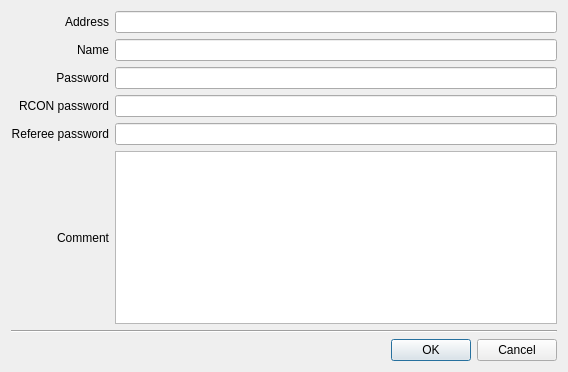
This is src/server_options_dialog.ui in navrocky/urtconnector as Qt 5 draws it before an edit. The edited form follows.
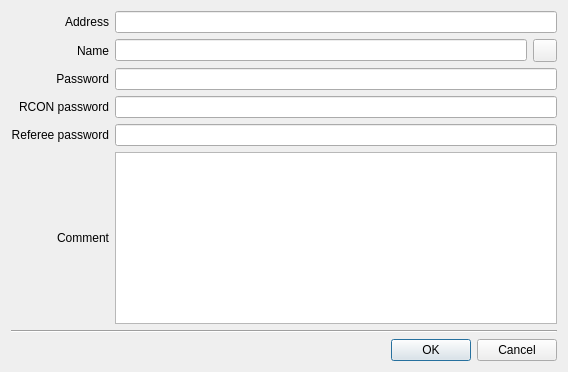
This is the edited form. Icons and pictures are not drawn.

Commit message: Added ability to omit a default port 27960 in address. Added "Update name" button to favorite edit dialog. Fixed country detection by host name. Fixed qstat update errors while cancelling. Fixed qstat update bug that mixing info online and offline servers. Fixed server list infos: status and country now have tooltips, correctly show favorite and server names

The edit to the form file:
```diff
--- a/src/server_options_dialog.ui
+++ b/src/server_options_dialog.ui
@@ -19,7 +19,7 @@
   </property>
   <layout class="QVBoxLayout" name="verticalLayout">
    <item>
-    <layout class="QGridLayout" name="gridLayout_2">
+    <layout class="QGridLayout" name="gridLayout">
      <item row="0" column="0">
       <widget class="QLabel" name="label_8">
        <property name="text">
@@ -30,6 +30,9 @@
        </property>
       </widget>
      </item>
+     <item row="0" column="1">
+      <widget class="QLineEdit" name="addressEdit"/>
+     </item>
      <item row="1" column="0">
       <widget class="QLabel" name="label_4">
        <property name="text">
@@ -40,10 +43,38 @@
        </property>
       </widget>
      </item>
-     <item row="1" column="2">
-      <widget class="QLineEdit" name="nameEdit"/>
+     <item row="1" column="1">
+      <layout class="QHBoxLayout" name="horizontalLayout">
+       <item>
+        <widget class="QLineEdit" name="nameEdit"/>
+       </item>
+       <item>
+        <widget class="QToolButton" name="update_name_button">
+         <property name="toolTip">
+          <string>Update server name by address</string>
+         </property>
+         <property name="icon">
+          <iconset resource="images.qrc">
+           <normaloff>:/icons/icons/view-refresh.png</normaloff>:/icons/icons/view-refresh.png</iconset>
+         </property>
+        </widget>
+       </item>
+      </layout>
      </item>
-     <item row="4" column="0">
+     <item row="2" column="0">
+      <widget class="QLabel" name="label_7">
+       <property name="text">
+        <string>Password</string>
+       </property>
+       <property name="alignment">
+        <set>Qt::AlignRight|Qt::AlignTrailing|Qt::AlignVCenter</set>
+       </property>
+      </widget>
+     </item>
+     <item row="2" column="1">
+      <widget class="QLineEdit" name="passwordEdit"/>
+     </item>
+     <item row="3" column="0">
       <widget class="QLabel" name="label_6">
        <property name="text">
         <string>RCON password</string>
@@ -53,13 +84,23 @@
        </property>
       </widget>
      </item>
-     <item row="4" column="2">
+     <item row="3" column="1">
       <widget class="QLineEdit" name="rconEdit"/>
      </item>
-     <item row="6" column="2">
+     <item row="4" column="0">
+      <widget class="QLabel" name="label_9">
+       <property name="text">
+        <string>Referee password</string>
+       </property>
+       <property name="alignment">
+        <set>Qt::AlignRight|Qt::AlignTrailing|Qt::AlignVCenter</set>
+       </property>
+      </widget>
+     </item>
+     <item row="4" column="1">
       <widget class="QLineEdit" name="refEdit"/>
      </item>
-     <item row="7" column="0">
+     <item row="5" column="0">
       <widget class="QLabel" name="label_5">
        <property name="text">
         <string>Comment</string>
@@ -69,35 +110,9 @@
        </property>
       </widget>
      </item>
-     <item row="7" column="2">
+     <item row="5" column="1">
       <widget class="QTextEdit" name="commentEdit"/>
      </item>
-     <item row="0" column="2">
-      <widget class="QLineEdit" name="addressEdit"/>
-     </item>
-     <item row="6" column="0">
-      <widget class="QLabel" name="label_9">
-       <property name="text">
-        <string>Referee password</string>
-       </property>
-       <property name="alignment">
-        <set>Qt::AlignRight|Qt::AlignTrailing|Qt::AlignVCenter</set>
-       </property>
-      </widget>
-     </item>
-     <item row="3" column="2">
-      <widget class="QLineEdit" name="passwordEdit"/>
-     </item>
-     <item row="3" column="0">
-      <widget class="QLabel" name="label_7">
-       <property name="text">
-        <string>Password</string>
-       </property>
-       <property name="alignment">
-        <set>Qt::AlignRight|Qt::AlignTrailing|Qt::AlignVCenter</set>
-       </property>
-      </widget>
-     </item>
     </layout>
    </item>
    <item>
```
The commit also changes 13 other files.
